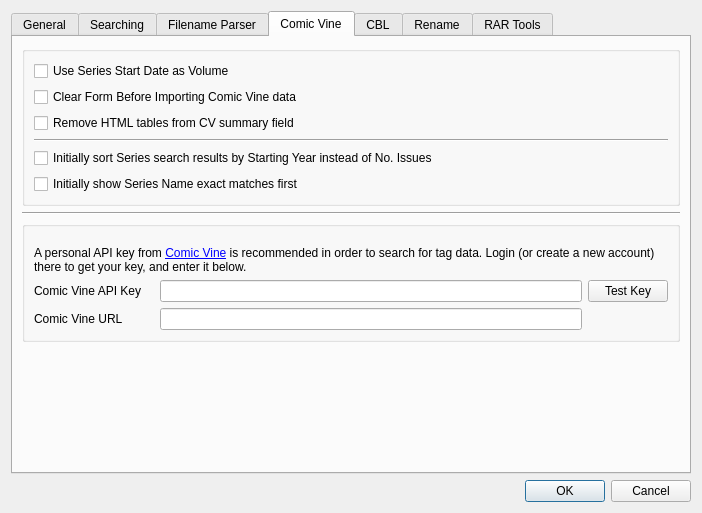
First picture: the form in comictaggerlib/ui/settingswindow.ui, repository comictagger/comictagger, before the edit.
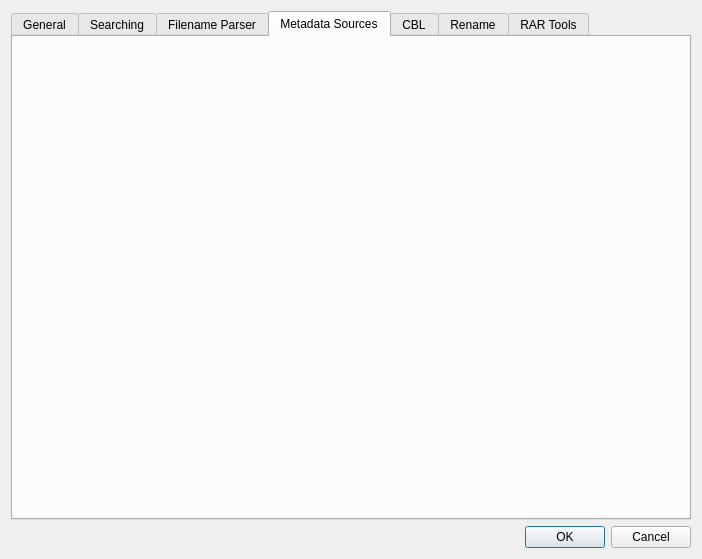
Second picture: the form after the edit. The open tabs and pages were chosen to show the change.

```diff
--- a/comictaggerlib/ui/settingswindow.ui
+++ b/comictaggerlib/ui/settingswindow.ui
@@ -7,7 +7,7 @@
     <x>0</x>
     <y>0</y>
     <width>702</width>
-    <height>513</height>
+    <height>559</height>
    </rect>
   </property>
   <property name="windowTitle">
@@ -252,6 +252,44 @@
            </item>
           </layout>
          </item>
+         <item row="4" column="0">
+          <widget class="QLabel" name="label_5">
+           <property name="text">
+            <string>&lt;html&gt;&lt;head/&gt;&lt;body&gt;&lt;p&gt;These settings are for the automatic issue identifier which searches online for matches. &lt;/p&gt;&lt;p&gt;Hover the mouse over an entry field for more info.&lt;/p&gt;&lt;/body&gt;&lt;/html&gt;</string>
+           </property>
+           <property name="wordWrap">
+            <bool>true</bool>
+           </property>
+          </widget>
+         </item>
+         <item row="5" column="0">
+          <widget class="Line" name="line_2">
+           <property name="orientation">
+            <enum>Qt::Horizontal</enum>
+           </property>
+          </widget>
+         </item>
+         <item row="1" column="0">
+          <widget class="QCheckBox" name="cbxExactMatches">
+           <property name="text">
+            <string>Initially show Series Name exact matches first</string>
+           </property>
+          </widget>
+         </item>
+         <item row="0" column="0">
+          <widget class="QCheckBox" name="cbxSortByYear">
+           <property name="text">
+            <string>Initially sort Series search results by Starting Year instead of No. Issues</string>
+           </property>
+          </widget>
+         </item>
+         <item row="2" column="0">
+          <widget class="QCheckBox" name="cbxClearFormBeforePopulating">
+           <property name="text">
+            <string>Clear Form Before Importing Comic Vine data</string>
+           </property>
+          </widget>
+         </item>
         </layout>
        </widget>
        <widget class="QWidget" name="tFilenameParser">
@@ -310,195 +348,9 @@
        </widget>
        <widget class="QWidget" name="tComicVine">
         <attribute name="title">
-         <string>Comic Vine</string>
+         <string>Metadata Sources</string>
         </attribute>
-        <layout class="QVBoxLayout" name="verticalLayout_4">
-         <item>
-          <widget class="QGroupBox" name="grpBoxCVTop">
-           <property name="sizePolicy">
-            <sizepolicy hsizetype="Preferred" vsizetype="Preferred">
-             <horstretch>0</horstretch>
-             <verstretch>0</verstretch>
-            </sizepolicy>
-           </property>
-           <layout class="QVBoxLayout" name="verticalLayout_5">
-            <item>
-             <layout class="QVBoxLayout" name="verticalLayout_3">
-              <item>
-               <widget class="QCheckBox" name="cbxUseSeriesStartAsVolume">
-                <property name="text">
-                 <string>Use Series Start Date as Volume</string>
-                </property>
-               </widget>
-              </item>
-              <item>
-               <widget class="QCheckBox" name="cbxClearFormBeforePopulating">
-                <property name="text">
-                 <string>Clear Form Before Importing Comic Vine data</string>
-                </property>
-               </widget>
-              </item>
-              <item>
-               <widget class="QCheckBox" name="cbxRemoveHtmlTables">
-                <property name="text">
-                 <string>Remove HTML tables from CV summary field</string>
-                </property>
-               </widget>
-              </item>
-              <item>
-               <widget class="Line" name="line_4">
-                <property name="sizePolicy">
-                 <sizepolicy hsizetype="Expanding" vsizetype="Fixed">
-                  <horstretch>0</horstretch>
-                  <verstretch>0</verstretch>
-                 </sizepolicy>
-                </property>
-                <property name="orientation">
-                 <enum>Qt::Horizontal</enum>
-                </property>
-               </widget>
-              </item>
-              <item>
-               <widget class="QCheckBox" name="cbxSortByYear">
-                <property name="text">
-                 <string>Initially sort Series search results by Starting Year instead of No. Issues</string>
-                </property>
-               </widget>
-              </item>
-              <item>
-               <widget class="QCheckBox" name="cbxExactMatches">
-                <property name="text">
-                 <string>Initially show Series Name exact matches first</string>
-                </property>
-               </widget>
-              </item>
-             </layout>
-            </item>
-           </layout>
-          </widget>
-         </item>
-         <item>
-          <widget class="Line" name="line_4">
-           <property name="sizePolicy">
-            <sizepolicy hsizetype="Expanding" vsizetype="Fixed">
-             <horstretch>0</horstretch>
-             <verstretch>0</verstretch>
-            </sizepolicy>
-           </property>
-           <property name="orientation">
-            <enum>Qt::Horizontal</enum>
-           </property>
-          </widget>
-         </item>
-         <item>
-          <widget class="QGroupBox" name="grpBoxKey">
-           <property name="sizePolicy">
-            <sizepolicy hsizetype="Preferred" vsizetype="Preferred">
-             <horstretch>0</horstretch>
-             <verstretch>0</verstretch>
-            </sizepolicy>
-           </property>
-           <layout class="QGridLayout" name="gridLayout_8">
-            <item row="0" column="0" colspan="3">
-             <widget class="QLabel" name="lblKeyHelp">
-              <property name="sizePolicy">
-               <sizepolicy hsizetype="Expanding" vsizetype="MinimumExpanding">
-                <horstretch>0</horstretch>
-                <verstretch>0</verstretch>
-               </sizepolicy>
-              </property>
-              <property name="text">
-               <string>&lt;html&gt;&lt;head/&gt;&lt;body&gt;&lt;p&gt;A personal API key from &lt;a href=&quot;http://www.comicvine.com/api/&quot;&gt;&lt;span style=&quot; text-decoration: underline; color:#0000ff;&quot;&gt;Comic Vine&lt;/span&gt;&lt;/a&gt; is recommended in order to search for tag data. Login (or create a new account) there to get your key, and enter it below.&lt;/p&gt;&lt;/body&gt;&lt;/html&gt;</string>
-              </property>
-              <property name="textFormat">
-               <enum>Qt::RichText</enum>
-              </property>
-              <property name="alignment">
-               <set>Qt::AlignBottom|Qt::AlignLeading|Qt::AlignLeft</set>
-              </property>
-              <property name="wordWrap">
-               <bool>true</bool>
-              </property>
-              <property name="openExternalLinks">
-               <bool>true</bool>
-              </property>
-              <property name="textInteractionFlags">
-               <set>Qt::LinksAccessibleByKeyboard|Qt::LinksAccessibleByMouse</set>
-              </property>
-             </widget>
-            </item>
-            <item row="1" column="2">
-             <widget class="QPushButton" name="btnTestKey">
-              <property name="text">
-               <string>Test Key</string>
-              </property>
-             </widget>
-            </item>
-            <item row="1" column="1">
-             <widget class="QLineEdit" name="leKey">
-              <property name="sizePolicy">
-               <sizepolicy hsizetype="MinimumExpanding" vsizetype="Maximum">
-                <horstretch>0</horstretch>
-                <verstretch>0</verstretch>
-               </sizepolicy>
-              </property>
-              <property name="readOnly">
-               <bool>false</bool>
-              </property>
-             </widget>
-            </item>
-            <item row="1" column="0">
-             <widget class="QLabel" name="lblKey">
-              <property name="sizePolicy">
-               <sizepolicy hsizetype="Preferred" vsizetype="Preferred">
-                <horstretch>0</horstretch>
-                <verstretch>0</verstretch>
-               </sizepolicy>
-              </property>
-              <property name="minimumSize">
-               <size>
-                <width>120</width>
-                <height>0</height>
-               </size>
-              </property>
-              <property name="maximumSize">
-               <size>
-                <width>200</width>
-                <height>16777215</height>
-               </size>
-              </property>
-              <property name="text">
-               <string>Comic Vine API Key</string>
-              </property>
-             </widget>
-            </item>
-            <item row="2" column="0">
-             <widget class="QLabel" name="lblURL">
-              <property name="text">
-               <string>Comic Vine URL</string>
-              </property>
-             </widget>
-            </item>
-            <item row="2" column="1">
-             <widget class="QLineEdit" name="leURL"/>
-            </item>
-           </layout>
-          </widget>
-         </item>
-         <item>
-          <spacer name="verticalSpacer_3">
-           <property name="orientation">
-            <enum>Qt::Vertical</enum>
-           </property>
-           <property name="sizeHint" stdset="0">
-            <size>
-             <width>20</width>
-             <height>40</height>
-            </size>
-           </property>
-          </spacer>
-         </item>
-        </layout>
+        <layout class="QVBoxLayout" name="verticalLayout_4"/>
        </widget>
        <widget class="QWidget" name="tCBL">
         <attribute name="title">
```
Left out of the diff: 38 changed lines with no effect on the pictures.
